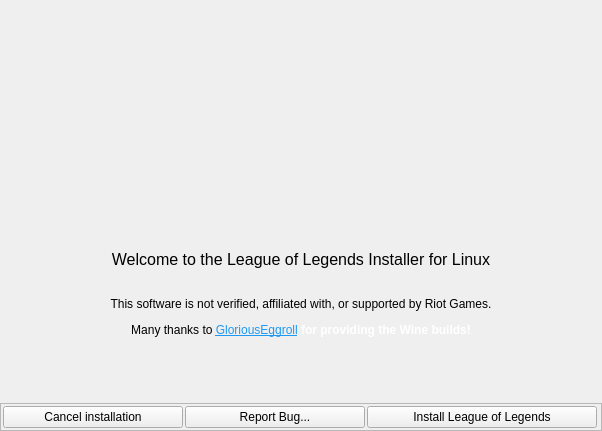
Before: the Qt Designer form python_src/ui/installer.ui in polkaulfield/lol-for-linux-installer, drawn with Qt 5.
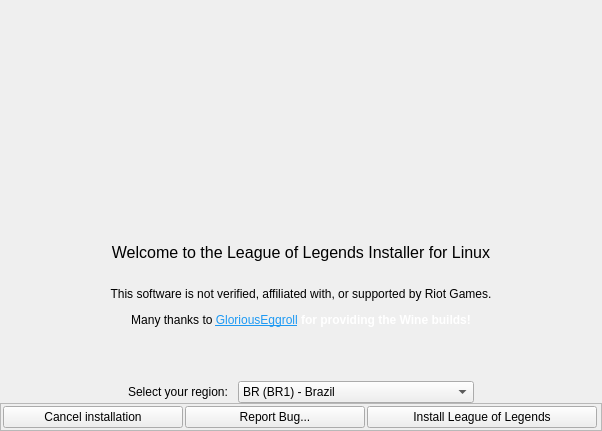
After: the same form once the commit is applied. Icons and pictures are not drawn.

Commit message: [Python] Implement region selection

```diff
--- a/python_src/ui/installer.ui
+++ b/python_src/ui/installer.ui
@@ -276,6 +276,146 @@
            <property name="leftMargin">
             <number>0</number>
            </property>
+           <item>
+            <layout class="QHBoxLayout" name="horizontalLayout_2">
+             <item>
+              <spacer name="horizontalSpacer">
+               <property name="orientation">
+                <enum>Qt::Horizontal</enum>
+               </property>
+               <property name="sizeHint" stdset="0">
+                <size>
+                 <width>40</width>
+                 <height>20</height>
+                </size>
+               </property>
+              </spacer>
+             </item>
+             <item>
+              <widget class="QLabel" name="regionLabel">
+               <property name="layoutDirection">
+                <enum>Qt::LeftToRight</enum>
+               </property>
+               <property name="text">
+                <string>Select your region:</string>
+               </property>
+               <property name="textFormat">
+                <enum>Qt::AutoText</enum>
+               </property>
+               <property name="scaledContents">
+                <bool>false</bool>
+               </property>
+               <property name="alignment">
+                <set>Qt::AlignCenter</set>
+               </property>
+              </widget>
+             </item>
+             <item>
+              <spacer name="horizontalSpacer_3">
+               <property name="orientation">
+                <enum>Qt::Horizontal</enum>
+               </property>
+               <property name="sizeType">
+                <enum>QSizePolicy::Fixed</enum>
+               </property>
+               <property name="sizeHint" stdset="0">
+                <size>
+                 <width>10</width>
+                 <height>20</height>
+                </size>
+               </property>
+              </spacer>
+             </item>
+             <item>
+              <widget class="QComboBox" name="languageComboBox">
+               <property name="sizePolicy">
+                <sizepolicy hsizetype="Fixed" vsizetype="Expanding">
+                 <horstretch>50</horstretch>
+                 <verstretch>50</verstretch>
+                </sizepolicy>
+               </property>
+               <property name="minimumSize">
+                <size>
+                 <width>200</width>
+                 <height>0</height>
+                </size>
+               </property>
+               <property name="layoutDirection">
+                <enum>Qt::LeftToRight</enum>
+               </property>
+               <property name="currentText">
+                <string>BR (BR1) - Brazil</string>
+               </property>
+               <property name="frame">
+                <bool>true</bool>
+               </property>
+               <item>
+                <property name="text">
+                 <string>BR (BR1) - Brazil</string>
+                </property>
+               </item>
+               <item>
+                <property name="text">
+                 <string>LAN (LA1) - Latin America North</string>
+                </property>
+               </item>
+               <item>
+                <property name="text">
+                 <string>LAS (LA2) - Latin America South</string>
+                </property>
+               </item>
+               <item>
+                <property name="text">
+                 <string>NA (NA1) - North America</string>
+                </property>
+               </item>
+               <item>
+                <property name="text">
+                 <string>OCE (OCE/OC1) - Oceania</string>
+                </property>
+               </item>
+               <item>
+                <property name="text">
+                 <string>RU (RU1) - Russia</string>
+                </property>
+               </item>
+               <item>
+                <property name="text">
+                 <string>EUW (EUW1) - Europe West</string>
+                </property>
+               </item>
+               <item>
+                <property name="text">
+                 <string>EUNE (EUN1) - Europe Nordic &amp; East</string>
+                </property>
+               </item>
+               <item>
+                <property name="text">
+                 <string>TR (TR1) - Turkey</string>
+                </property>
+               </item>
+               <item>
+                <property name="text">
+                 <string>JP (JP1) - Japan</string>
+                </property>
+               </item>
+              </widget>
+             </item>
+             <item>
+              <spacer name="horizontalSpacer_2">
+               <property name="orientation">
+                <enum>Qt::Horizontal</enum>
+               </property>
+               <property name="sizeHint" stdset="0">
+                <size>
+                 <width>40</width>
+                 <height>20</height>
+                </size>
+               </property>
+              </spacer>
+             </item>
+            </layout>
+           </item>
            <item>
             <widget class="QFrame" name="installframe">
              <property name="sizePolicy">
```
The commit also changes 2 other files.
